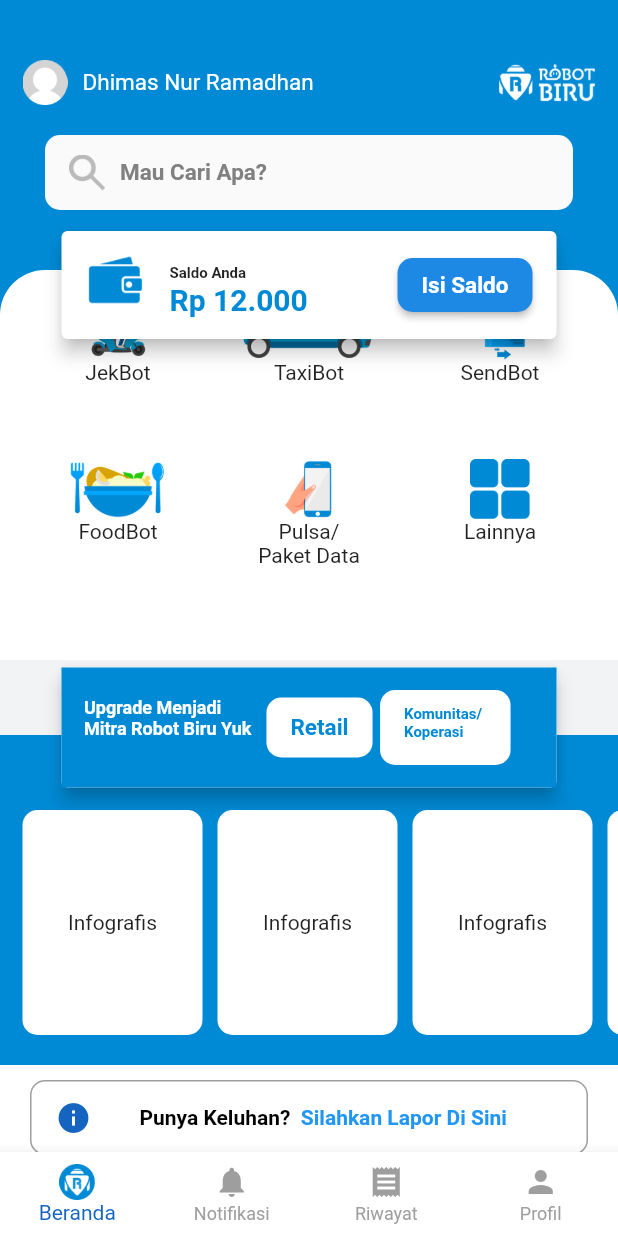
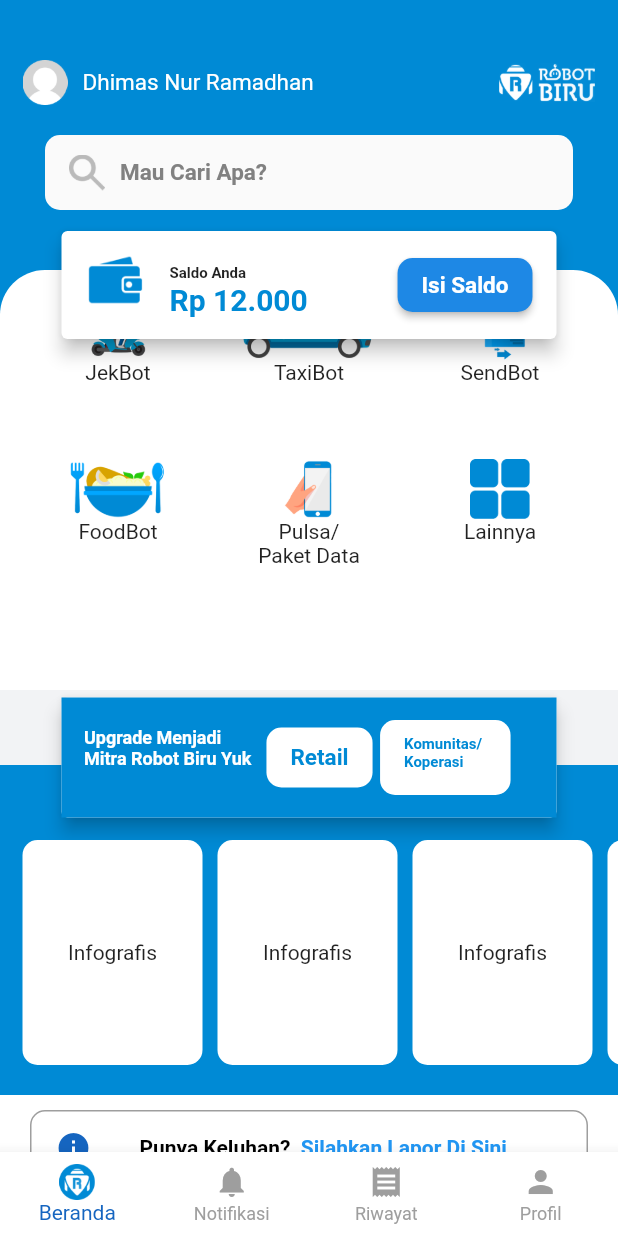
Before and after one commit to idhamramadito/robotbiru, a Flutter app: the screen it shows after launch, on a phone screen of 412 x 824 dp. Run offline on Flutter 3.47's test engine with Material 2 defaults, Android fonts, the phone set to English and light mode, and no system bars; our stand-ins replace modal_bottom_sheet.

Commit message:
minor fix

```diff
--- a/homepage/lib/pages/dashboard_tabs/home/UI_components/main_services.dart
+++ b/homepage/lib/pages/dashboard_tabs/home/UI_components/main_services.dart
@@ -18,7 +18,7 @@ class MainServices extends StatelessWidget {
           topRight: Radius.circular(30.0),
         ),
       ),
-      height: 260,
+      height: 280,
       child: GridView.count(
         shrinkWrap: true,
         childAspectRatio: 1.2,
```
